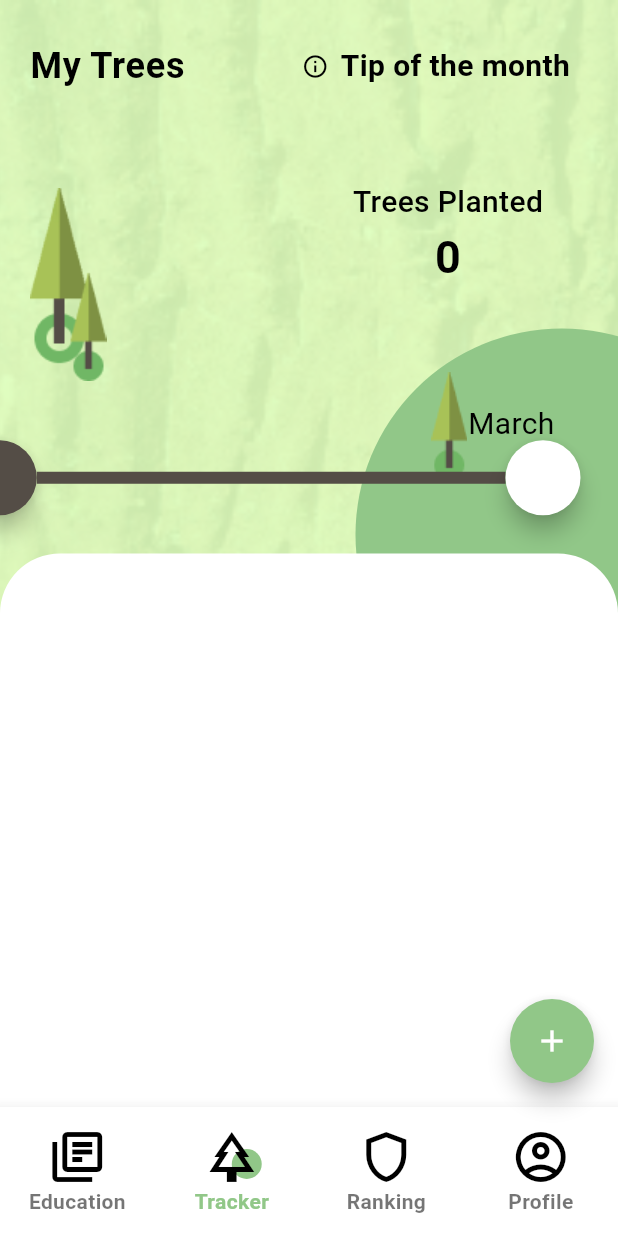
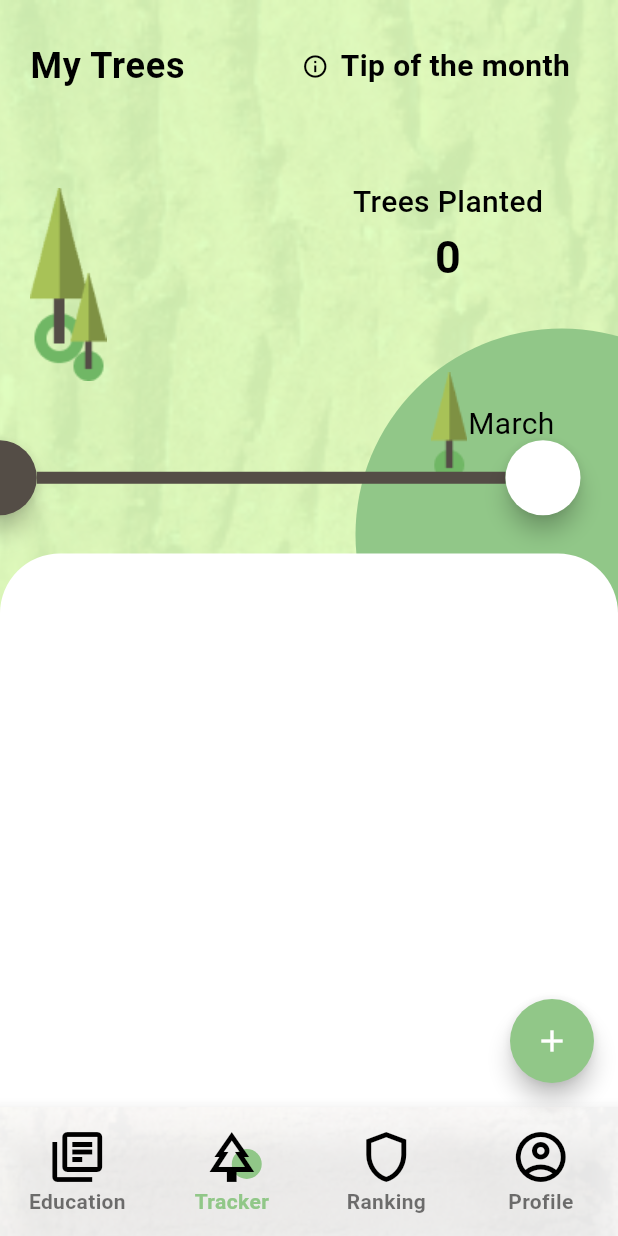
Before and after one commit to 1stZorua/branchbuddy, a Flutter app: the TrackScreen screen opened by its route, on a phone screen of 412 x 824 dp. Run offline on Flutter 3.47's test engine with Material 3 defaults, Android fonts, the phone set to English and light mode, and no system bars; drawn by our look-alikes of timeline_tile; our stand-ins replace geolocator, go_router, hive, hive_flutter; accounts and stored records are empty.

Commit message:
Added comments, and added the background to the navigation bar

```diff
--- a/lib/widgets/navigation/bottom_navigation_bar.dart
+++ b/lib/widgets/navigation/bottom_navigation_bar.dart
@@ -1,5 +1,6 @@
 import "package:branchbuddy/providers/index.dart" show NavigationProvider;
 import "package:flutter/material.dart";
+import "package:flutter/widgets.dart";
 import "package:go_router/go_router.dart";
 import "package:provider/provider.dart";
 
@@ -8,6 +9,7 @@ class BottomNavigation extends StatelessWidget {
 
   @override
   Widget build(BuildContext context) {
+    // Icons for each route
     final iconData = [
       Icons.my_library_books_outlined,
       Icons.park_outlined,
@@ -15,6 +17,7 @@ class BottomNavigation extends StatelessWidget {
       Icons.account_circle_outlined
     ];
 
+    // Text labels for each route
     final labels = [
       "Education",
       "Tracker",
@@ -22,9 +25,22 @@ class BottomNavigation extends StatelessWidget {
       "Profile"
     ];
 
+    // Listens to changes of the navigation provider
     return Consumer<NavigationProvider>(
       builder: (context, provider, child) {
-        return SizedBox(
+        return Stack(
+          children: [
+            Positioned(
+              top: 0,
+              left: 0,
+              child: Image(
+                image:  const AssetImage("assets/images/tree_sample_other.png"),
+                height: 86,
+                width: MediaQuery.of(context).size.width,
+                fit: BoxFit.cover
+              ),
+            ),
+            SizedBox(
               height: 86,
               child: BottomNavigationBar(
                 items: List.generate(iconData.length, (index) {
@@ -60,6 +76,7 @@ class BottomNavigation extends StatelessWidget {
                 selectedFontSize: 14,
                 unselectedFontSize: 14,
                 iconSize: 40,
+                backgroundColor: Colors.white.withOpacity(0.75),
                 currentIndex: provider.selectedIndex,
                 onTap: (int index) {
                   switch (index) {
@@ -76,6 +93,8 @@ class BottomNavigation extends StatelessWidget {
                   provider.setSelectedIndex(index: index);
                 },
               ),
+            ),
+          ],
         );
       },
     );
```
Lines whose indentation alone changed are shown as unchanged.
